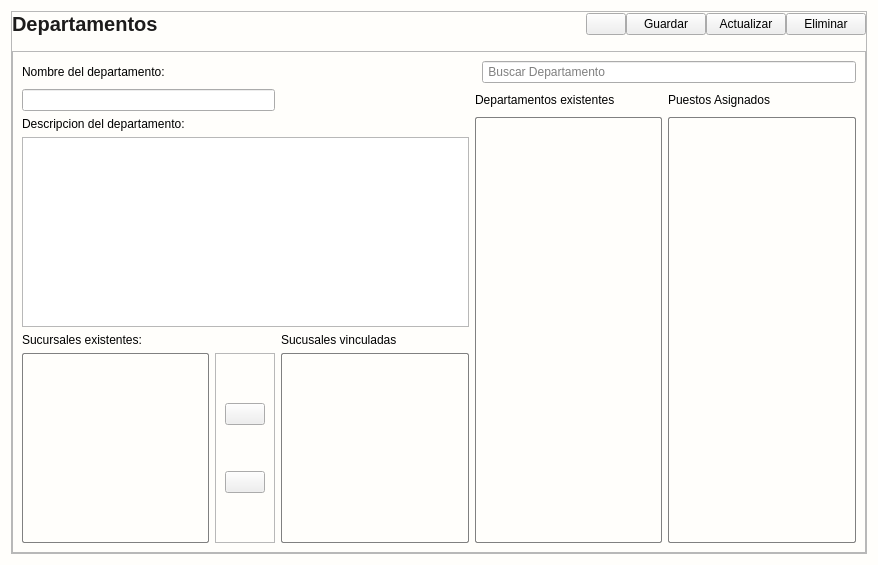
Old version of the form app/View/UserInterfaceUi/UI_CONTROL_DEPARTAMENTOS.ui in the repository LAngelVp/software-punto-de-venta.
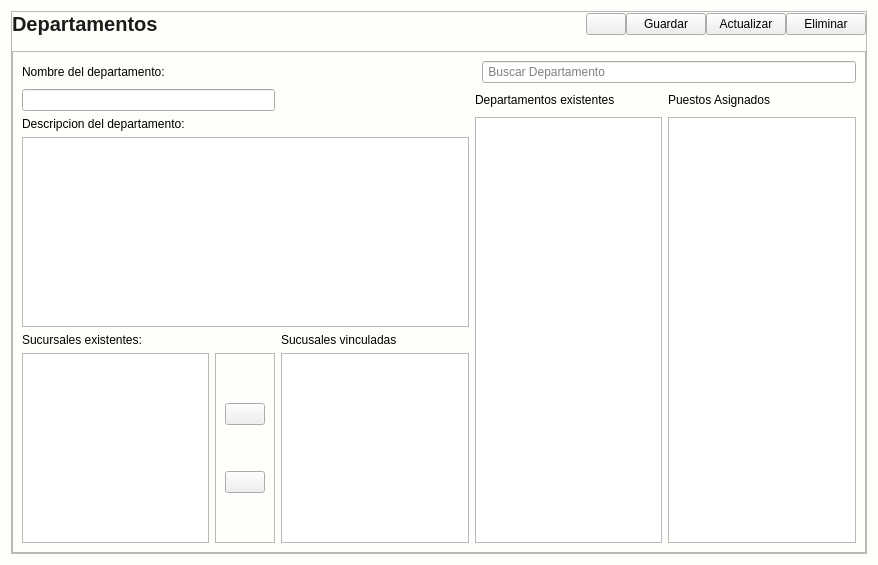
New version of the form. Icons and pictures are not drawn.

```diff
--- a/app/View/UserInterfaceUi/UI_CONTROL_DEPARTAMENTOS.ui
+++ b/app/View/UserInterfaceUi/UI_CONTROL_DEPARTAMENTOS.ui
@@ -91,53 +91,38 @@
 border-bottom: 2px solid #023375;
 }
 QListWidget {
-    background-color: #fffefb;  /* Color de fondo del QListWidget */
-    border: 1px solid gray;  /* Borde del QListWidget */
-    border-radius: 2px;  /* Bordes redondeados */
-    padding: 5px;  /* Espaciado interno */
+    font-family: Arial;
+    font-size: 14px;
 }
-
-QListWidget::item {
-    background-color: #fffefb;  /* Color de fondo de los elementos */
-    color: #1d1c1c;  /* Color del texto */
-    padding: 5px;  /* Espaciado interno de los elementos */
-}
-
-QListWidget::item:selected {
-    background-color: #0056a6;  /* Color de fondo al seleccionar un elemento */
-    color: white;  /* Color del texto del elemento seleccionado */
-}
-
-QScrollBar:vertical {
+/* Barra vertical */
+QListWidget::vertical-scrollbar {
     border: 1px solid gray;
     background: #023375;
-    width: 5px;
-    border-radius: 2px;
-    margin: 22px 0; 
+    width: 10px;  /* Tamaño de la barra vertical */
+    border-radius: 4px;
 }
 
-QScrollBar::handle:vertical {
+/* Manejador de la barra vertical */
+QListWidget::vertical-scrollbar::handle {
     background: #023375;  /* Color del &quot;manejador&quot; */
     min-height: 20px;  /* Altura mínima del manejador */
+    border-radius: 4px;
 }
 
-QScrollBar::add-line:vertical,
-QScrollBar::sub-line:vertical {
-    background-color: none;
-}
-
-QScrollBar:horizontal {
- border: 1px solid gray;
+/* Barra horizontal */
+QListWidget::horizontal-scrollbar {
     background: #023375;
-    height: 5px;  /* Altura de la barra */
-    border-radius: 2px;
+    height: 10px;  /* Tamaño de la barra horizontal */
+    border-radius: 4px;
 }
 
-QScrollBar::handle:horizontal {
-    background: #023375;  /* Color del &quot;manejador&quot; horizontal */
-    height: 5px;  /* Altura de la barra horizontal */
-    border-radius:3px;
-}</string>
+/* Manejador de la barra horizontal */
+QListWidget::horizontal-scrollbar::handle {
+    background: #023375;  /* Color del &quot;manejador&quot; */
+    height: 10px;  /* Altura del manejador horizontal */
+    border-radius: 4px;
+}
+</string>
   </property>
   <layout class="QGridLayout" name="gridLayout">
    <item row="0" column="0">
```
